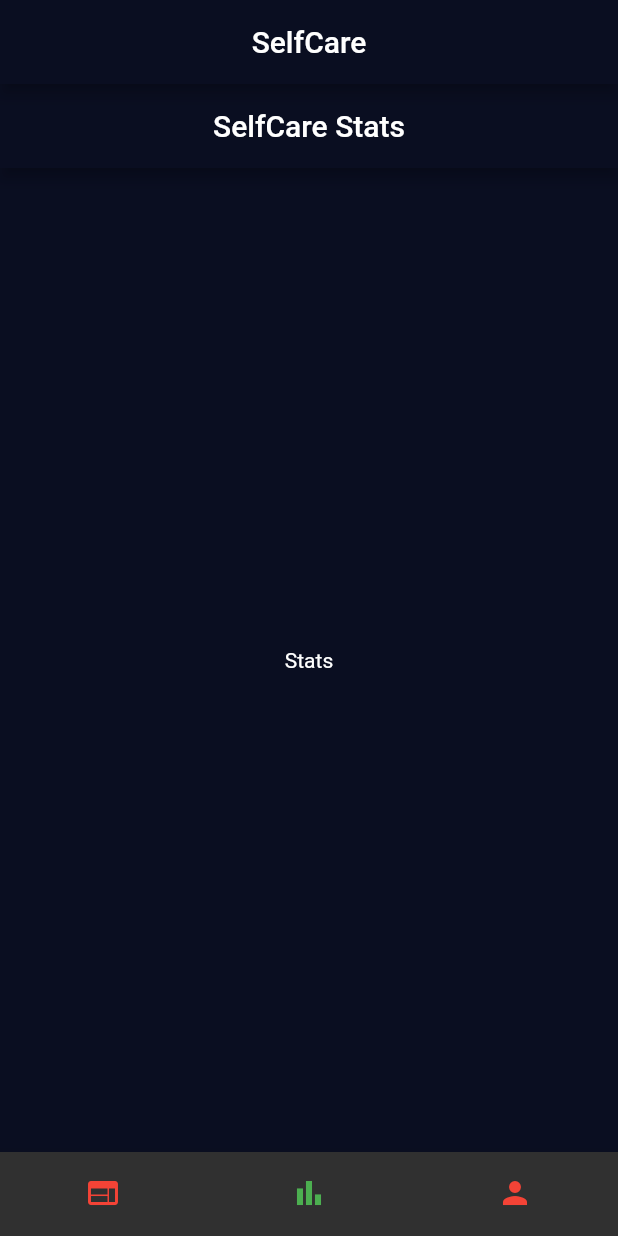
After one commit to burhanemirkeles/SEN3006project, a Flutter app: the screen it shows after launch, item 2 of the bottom bar chosen, on a phone screen of 412 x 824 dp. The commit adds this screen. Run offline on Flutter 3.47's test engine with Material 2 defaults, Android fonts, the phone set to English and light mode, and no system bars.

Commit message:
Little Functionality
I re-structured bottom navigation bar and its items properly. Adding the changing pages functionality to it.

```diff
--- a/lib/constants.dart
+++ b/lib/constants.dart
@@ -1,8 +1,8 @@
 import 'package:flutter/material.dart';
 
 const kBottomContainerHeight = 80.0;
-const kActiveCardColor = Color(0xFF1D1E33);
-const kInactiveCardColor = Color(0xFF111328);
+const kActiveCardColor = Colors.green;
+const kInactiveCardColor = Colors.red;
 const kBottomContainerColor = Color(0xFFEB1555);
 
 const kLabelTextStyle = TextStyle(
--- a/lib/main.dart
+++ b/lib/main.dart
@@ -1,5 +1,10 @@
 import 'package:flutter/material.dart';
-import 'health_page.dart';
+import 'package:self_care/constants.dart';
+import 'package:self_care/stats_page.dart';
+import 'articles_page.dart';
+import 'bottom_nav_bar.dart';
+import 'profile_page.dart';
+
 void main() {
   runApp(MyApp());
 }
@@ -14,7 +19,74 @@ class MyApp extends StatelessWidget {
         primaryColor: Color(0XFF0A0E21),
         scaffoldBackgroundColor: Color(0XFF0A0E21),
       ),
-      home: HealthPage(),
+      home: SelfCareStfl(),
     );
   }
 }
+
+class SelfCareStfl extends StatefulWidget {
+  @override
+  _SelfCareStflState createState() => _SelfCareStflState();
+}
+
+class _SelfCareStflState extends State<SelfCareStfl> {
+  int _currentIndex = 0;
+  final List<Widget> _widgetOptions = <Widget>[
+    ArticlesPage(),
+    StatsPage(),
+    ProfilePage(),
+  ];
+
+  void onTapped(int index) {
+    setState(() {
+      _currentIndex = index;
+    });
+  }
+
+  @override
+  Widget build(BuildContext context) {
+    return Scaffold(
+        appBar: AppBar(
+          title: Center(
+            child: Text('SelfCare'),
+          ),
+        ),
+        body: _widgetOptions[_currentIndex],
+        bottomNavigationBar: BottomNavigationBar(
+          items: [
+            BottomNavigationBarItem(
+              icon: Center(
+                child: Icon(
+                  Icons.web,
+                  color: _currentIndex == 0
+                      ? kActiveCardColor
+                      : kInactiveCardColor,
+                ),
+              ),
+              label: '',
+            ),
+            BottomNavigationBarItem(
+              icon: Icon(
+                Icons.bar_chart,
+                color:
+                    _currentIndex == 1 ? kActiveCardColor : kInactiveCardColor,
+              ),
+              label: '',
+            ),
+            BottomNavigationBarItem(
+              icon: Icon(
+                Icons.person,
+                color:
+                    _currentIndex == 2 ? kActiveCardColor : kInactiveCardColor,
+              ),
+              label: '',
+            )
+          ],
+          onTap: onTapped,
+          selectedItemColor: kActiveCardColor,
+          unselectedItemColor: kInactiveCardColor,
+          showSelectedLabels: false,
+          showUnselectedLabels: false,
+        ));
+  }
+}
--- /dev/null
+++ b/lib/stats_page.dart
@@ -0,0 +1,26 @@
+import 'package:flutter/material.dart';
+
+
+
+class StatsPage extends StatefulWidget {
+  @override
+  _StatsPageState createState() => _StatsPageState();
+}
+
+class _StatsPageState extends State<StatsPage> {
+
+
+
+  @override
+  Widget build(BuildContext context) {
+    return Scaffold(
+      appBar: AppBar(
+        title: Center(
+          child: Text('SelfCare Stats'),
+        ),
+      ),
+      body: Center(child: Text('Stats'),),
+
+    );
+  }
+}
--- a/pubspec.yaml
+++ b/pubspec.yaml
@@ -18,6 +18,7 @@ dependencies:
 
   cupertino_icons: ^1.0.2
   font_awesome_flutter: ^8.4.0
+  health: ^3.0.5
 
 dev_dependencies:
   flutter_test:
```
Also changed, not shown: lib/articles_page.dart (added, +24 -0 lines), lib/health_page.dart (deleted, +0 -45 lines), lib/profile_page.dart (added, +23 -0 lines), lib/bottom_nav_bar.dart (added), pubspec.lock.
